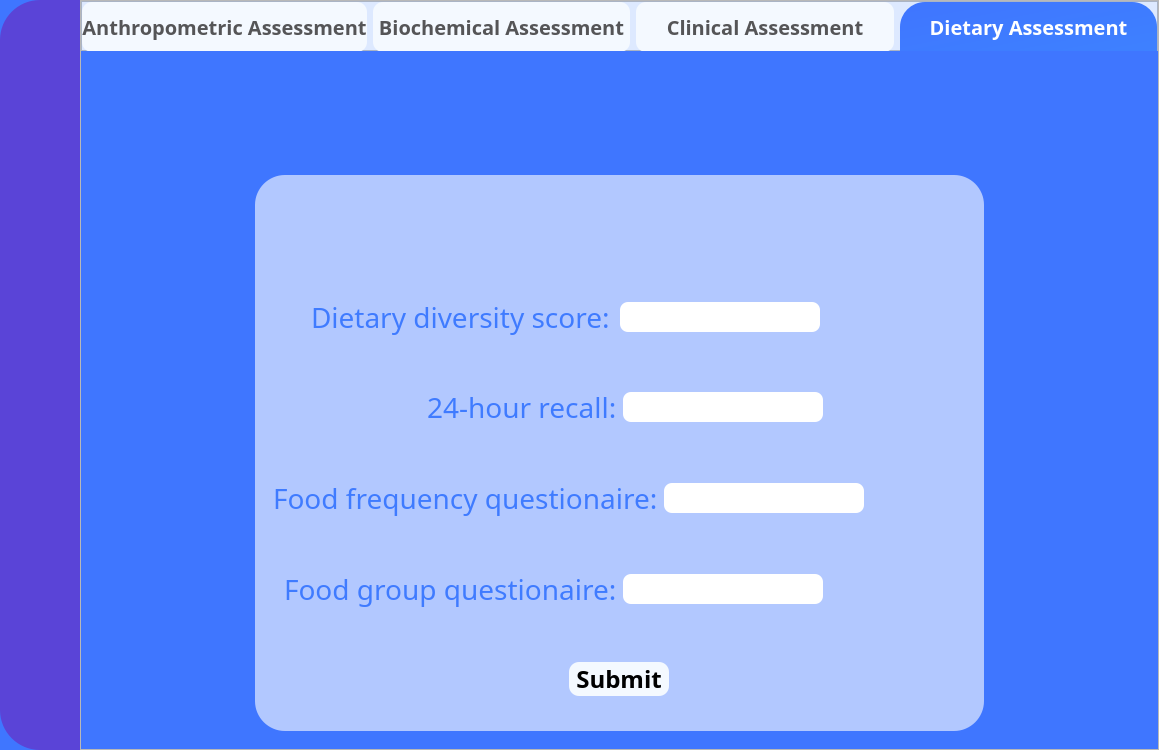
Above: ui/Dietary_Assessment.ui from ghostmander/Healthcare-Project before the change. Below: the same form after it.
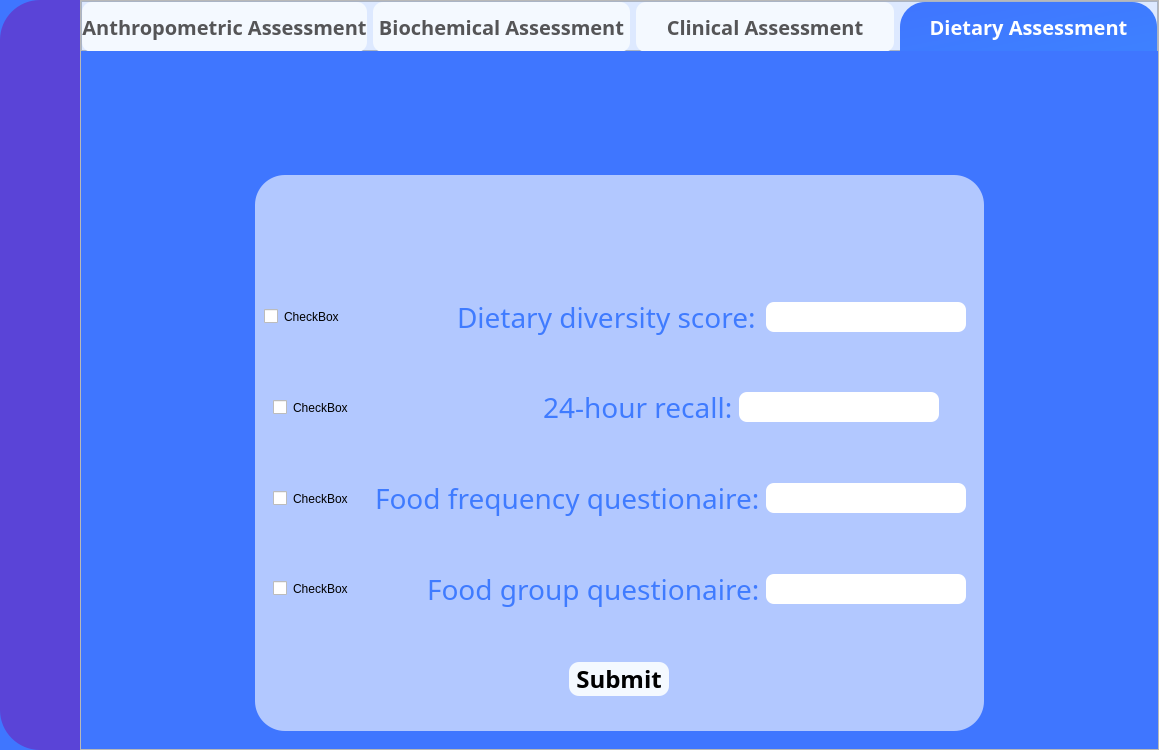
That is the form after the change. Icons and pictures are not drawn.

What changed in the file:
```diff
--- a/ui/Dietary_Assessment.ui
+++ b/ui/Dietary_Assessment.ui
@@ -556,6 +556,13 @@
                    <property name="bottomMargin">
                     <number>0</number>
                    </property>
+                   <item>
+                    <widget class="QCheckBox" name="checkBox_dds">
+                     <property name="text">
+                      <string>CheckBox</string>
+                     </property>
+                    </widget>
+                   </item>
                    <item alignment="Qt::AlignRight">
                     <widget class="QLabel" name="label">
                      <property name="minimumSize">
@@ -613,6 +620,13 @@
                    <enum>QFrame::Raised</enum>
                   </property>
                   <layout class="QHBoxLayout" name="horizontalLayout_8">
+                   <item>
+                    <widget class="QCheckBox" name="checkBox_24hr">
+                     <property name="text">
+                      <string>CheckBox</string>
+                     </property>
+                    </widget>
+                   </item>
                    <item alignment="Qt::AlignRight">
                     <widget class="QLabel" name="label_4">
                      <property name="minimumSize">
@@ -670,6 +684,13 @@
                    <enum>QFrame::Raised</enum>
                   </property>
                   <layout class="QHBoxLayout" name="horizontalLayout_6">
+                   <item>
+                    <widget class="QCheckBox" name="checkBox_ffq">
+                     <property name="text">
+                      <string>CheckBox</string>
+                     </property>
+                    </widget>
+                   </item>
                    <item alignment="Qt::AlignRight">
                     <widget class="QLabel" name="label_2">
                      <property name="minimumSize">
@@ -727,6 +748,13 @@
                    <enum>QFrame::Raised</enum>
                   </property>
                   <layout class="QHBoxLayout" name="horizontalLayout_7">
+                   <item>
+                    <widget class="QCheckBox" name="checkBox_fgq">
+                     <property name="text">
+                      <string>CheckBox</string>
+                     </property>
+                    </widget>
+                   </item>
                    <item alignment="Qt::AlignRight">
                     <widget class="QLabel" name="label_3">
                      <property name="minimumSize">
```
